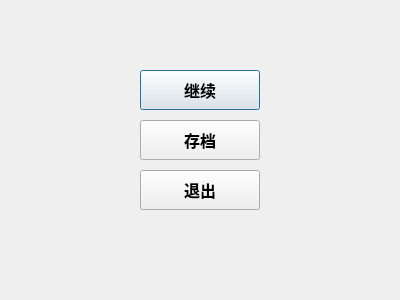
Above: dialog_pause.ui from WCIofQMandRA/Protect-the-Planet before the change. Below: the same form after it.
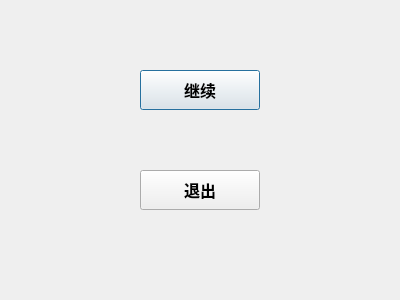
That is the form after the change.

```diff
--- a/dialog_pause.ui
+++ b/dialog_pause.ui
@@ -53,39 +53,6 @@
 	<string>退出</string>
    </property>
   </widget>
-  <widget class="QPushButton" name="button_save">
-   <property name="geometry">
-	<rect>
-	 <x>140</x>
-	 <y>120</y>
-	 <width>120</width>
-	 <height>40</height>
-	</rect>
-   </property>
-   <property name="font">
-	<font>
-	 <pointsize>12</pointsize>
-	 <weight>75</weight>
-	 <bold>true</bold>
-	</font>
-   </property>
-   <property name="text">
-	<string>存档</string>
-   </property>
-  </widget>
-  <widget class="QLabel" name="success_save">
-   <property name="geometry">
-	<rect>
-	 <x>280</x>
-	 <y>130</y>
-	 <width>72</width>
-	 <height>15</height>
-	</rect>
-   </property>
-   <property name="text">
-	<string/>
-   </property>
-  </widget>
  </widget>
  <resources/>
  <connections/>
```
Lines whose indentation alone changed are shown as unchanged.
